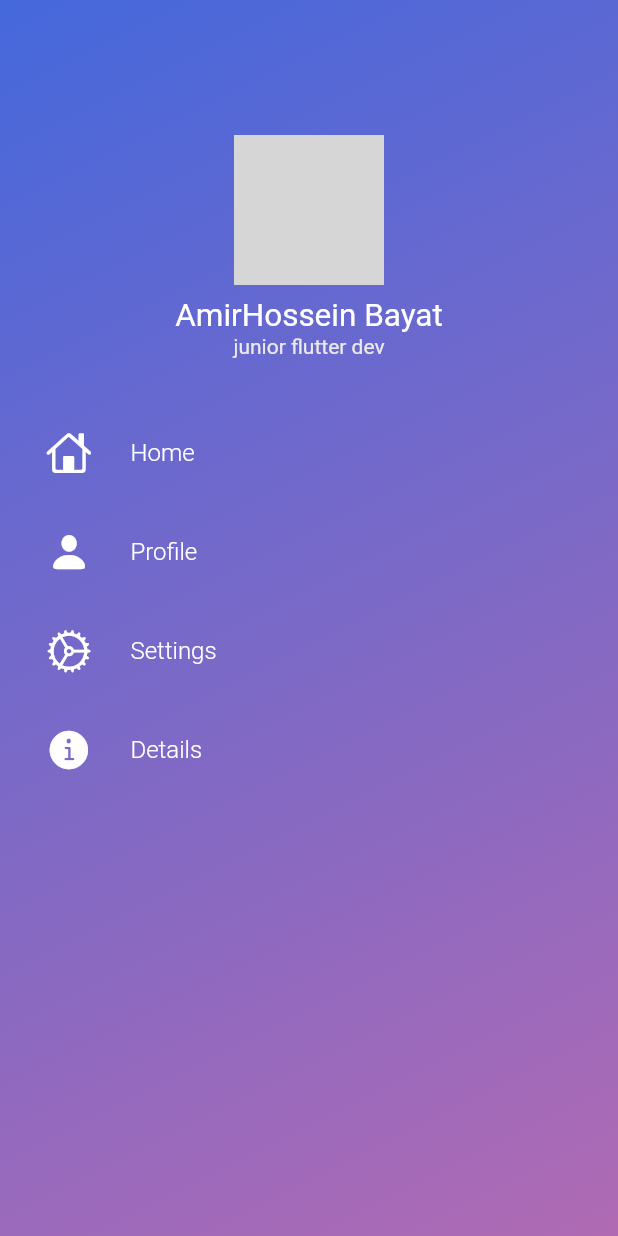
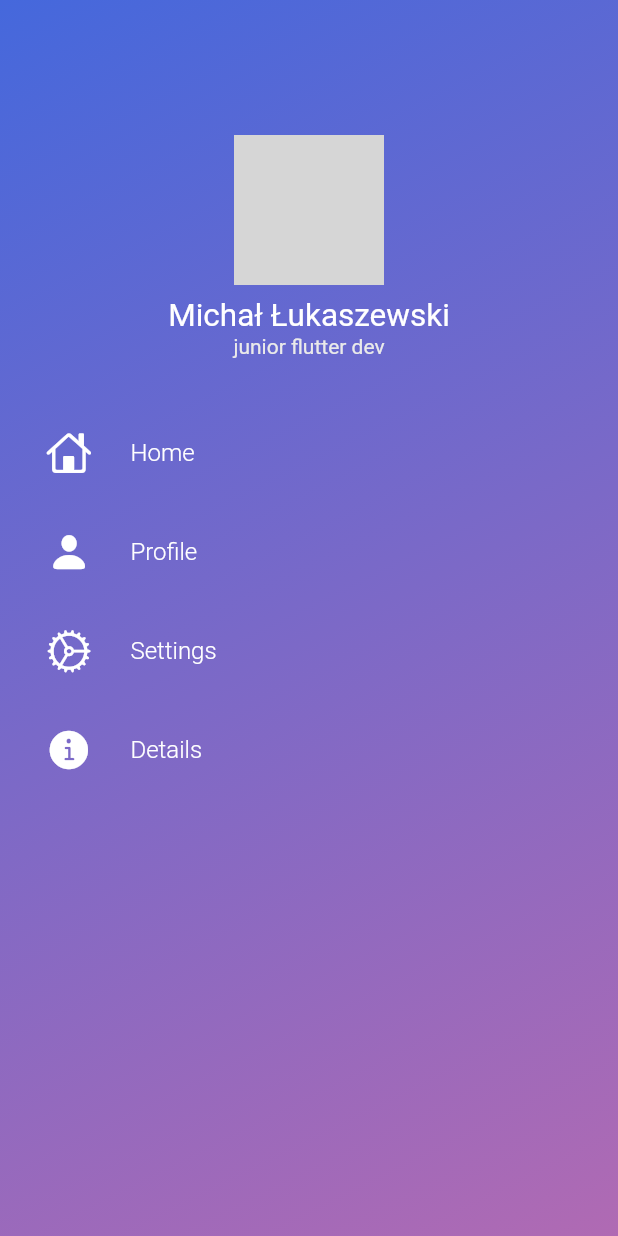
Before and after one commit to MichalDeveloper/diary, a Flutter app: the MySlider widget shown alone on an empty page, opened directly, on a phone screen of 412 x 824 dp. Run offline on Flutter 3.47's test engine with Material 2 defaults, Android fonts, the phone set to English and light mode, and no system bars; our stand-ins replace animate_do, firebase_core, flutter_datetime_picker, flutter_slider_drawer, hive, hive_flutter and 1 more; missing offline and left inert: ftoast, panara_dialogs; accounts and stored records are empty; grey boxes are pictures that could not be loaded.

```diff
--- a/lib/view/home/home_view.dart
+++ b/lib/view/home/home_view.dart
@@ -263,7 +263,7 @@ class MySlider extends StatelessWidget {
           const SizedBox(
             height: 8,
           ),
-          Text("AmirHossein Bayat", style: textTheme.headline2),
+          Text("Michał Łukaszewski", style: textTheme.headline2),
           Text("junior flutter dev", style: textTheme.headline3),
           Container(
             margin: const EdgeInsets.symmetric(
```
